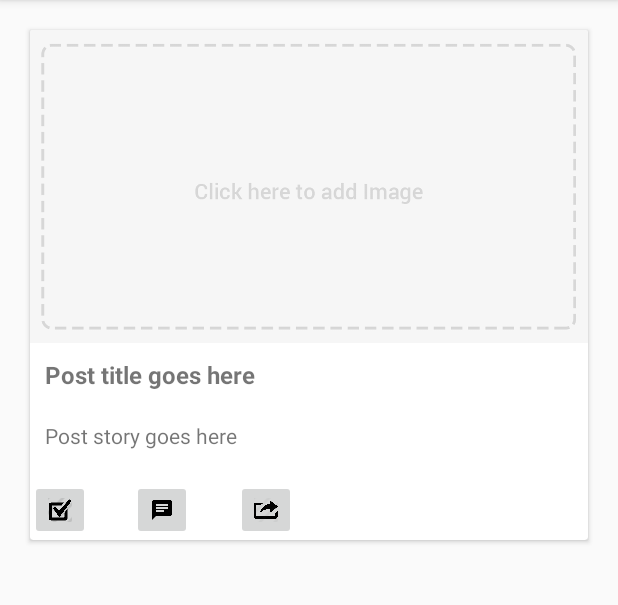
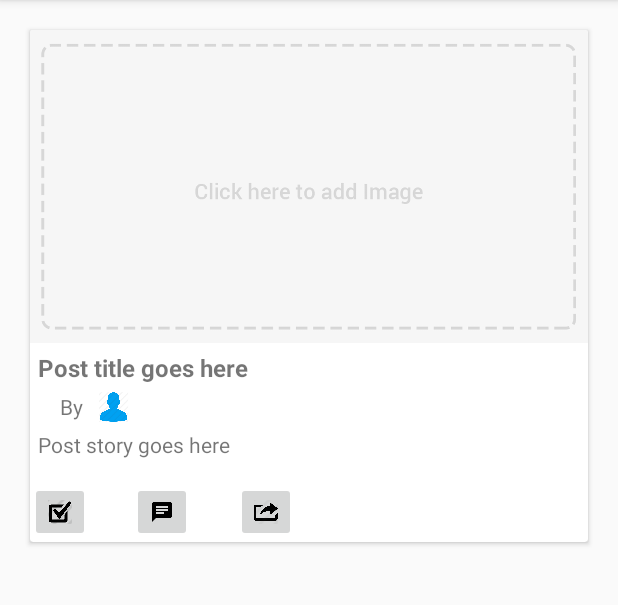
Before and after one commit to DevJSW/HeartRaise, an Android app: the HeartraiseRow screen opened directly, with no data from a screen before it, on a phone screen of 412 x 824 dp, the part 84-689 px from its top. Run offline under Robolectric (Android 15) with nearby library versions, the phone set to English and light mode, and no system bars.

Commit message:
commiting others...

```diff
--- a/app/src/main/AndroidManifest.xml
+++ b/app/src/main/AndroidManifest.xml
@@ -6,7 +6,7 @@
 
     <application
         android:allowBackup="true"
-        android:icon="@mipmap/ic_launcher"
+        android:icon="@drawable/icon"
         android:label="@string/app_name"
         android:supportsRtl="true"
         android:theme="@style/AppTheme">
--- a/app/src/main/res/layout/heartraise_row.xml
+++ b/app/src/main/res/layout/heartraise_row.xml
@@ -20,17 +20,41 @@
             android:layout_width="match_parent"
             android:layout_height="wrap_content"
             android:id="@+id/post_title"
-            android:padding="10dp"
+            android:padding="5dp"
             android:textStyle="bold"
             android:text="Post title goes here"
             android:textSize="16dp"
             android:textAlignment="textStart" />
 
+
+        <RelativeLayout
+            android:layout_width="match_parent"
+            android:layout_height="match_parent">
+
+        <TextView
+            android:layout_width="wrap_content"
+            android:layout_height="wrap_content"
+            android:textAppearance="?android:attr/textAppearanceSmall"
+            android:text="By"
+            android:id="@+id/byId"
+            android:layout_marginLeft="20dp" />
+
+
+            <ImageView
+                android:layout_width="30dp"
+                android:layout_height="20dp"
+                android:id="@+id/imageView"
+                android:layout_toRightOf="@+id/byId"
+                android:src="@drawable/profilepic"
+                android:layout_marginLeft="5dp" />
+
+        </RelativeLayout>
+
         <TextView
             android:layout_width="match_parent"
             android:layout_height="wrap_content"
             android:id="@+id/post_story"
-            android:padding="10dp"
+            android:padding="5dp"
             android:layout_marginBottom="10dp"
             android:text="Post story goes here" />
 
```
